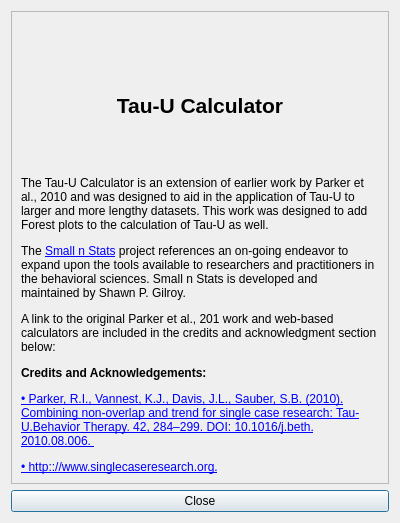
The window that creditsdialog.ui (miyamot0/TauUCalculatorQt) describes before a commit, drawn with Qt 5.
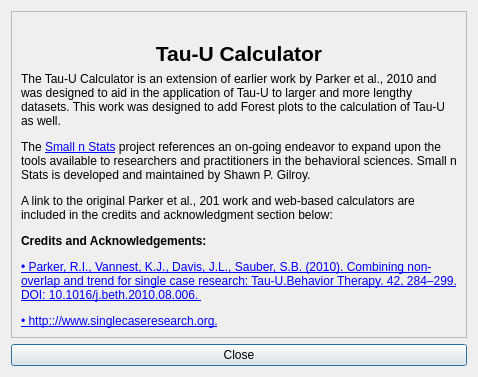
The same window after the commit. Icons and pictures are not drawn.

Patch:
```diff
--- a/creditsdialog.ui
+++ b/creditsdialog.ui
@@ -6,14 +6,23 @@
    <rect>
     <x>0</x>
     <y>0</y>
-    <width>400</width>
-    <height>523</height>
+    <width>284</width>
+    <height>512</height>
    </rect>
   </property>
+  <property name="sizePolicy">
+   <sizepolicy hsizetype="Maximum" vsizetype="Maximum">
+    <horstretch>0</horstretch>
+    <verstretch>0</verstretch>
+   </sizepolicy>
+  </property>
   <property name="windowTitle">
    <string>Credits</string>
   </property>
   <layout class="QVBoxLayout" name="verticalLayout">
+   <property name="sizeConstraint">
+    <enum>QLayout::SetFixedSize</enum>
+   </property>
    <item>
     <widget class="QScrollArea" name="scrollArea">
      <property name="widgetResizable">
@@ -27,8 +36,8 @@
        <rect>
         <x>0</x>
         <y>0</y>
-        <width>380</width>
-        <height>474</height>
+        <width>247</width>
+        <height>538</height>
        </rect>
       </property>
       <layout class="QVBoxLayout" name="verticalLayout_2">
```
